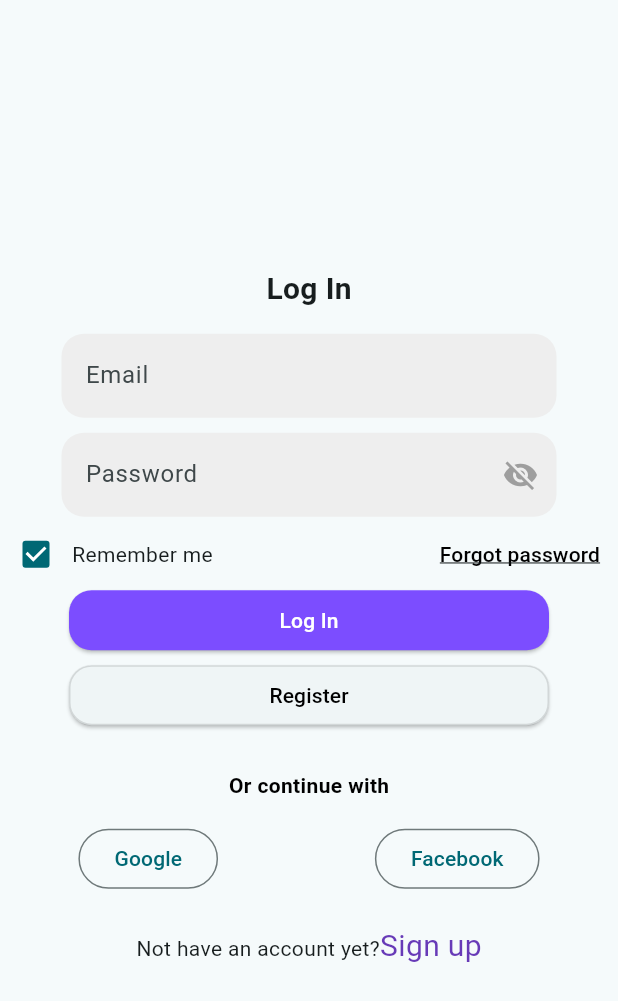
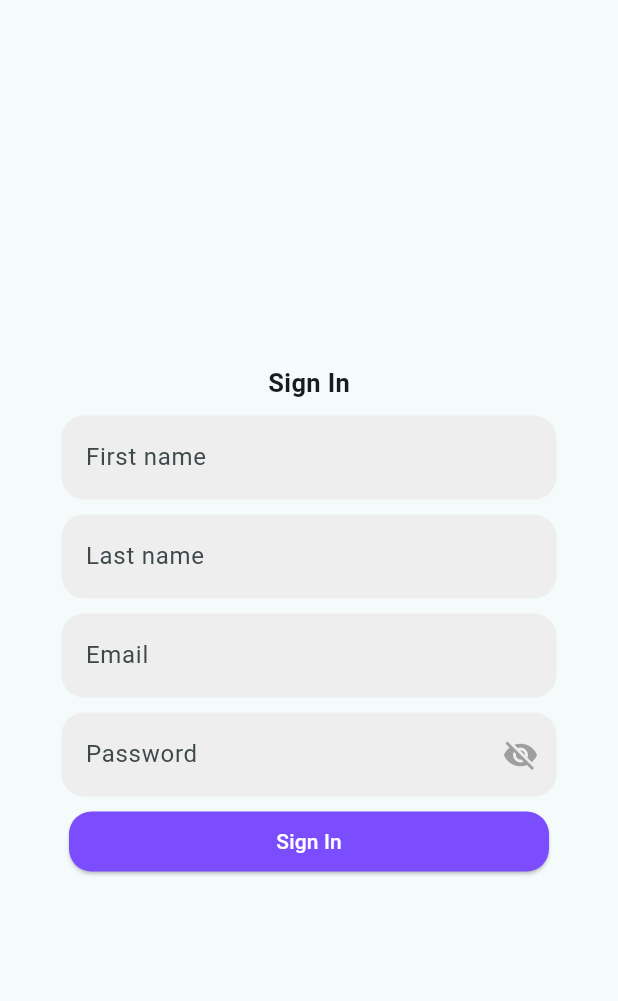
Before and after one commit to Maha6468/project_1, a Flutter app: the screen it shows after launch, on a phone screen of 412 x 824 dp. Shown: the top 1001 px of the screen. Run offline on Flutter 3.47's test engine with Material 3 defaults, Android fonts, the phone set to English and light mode, and no system bars.

Commit message:
last update

```diff
--- a/lib/custom_widgets/login_pages_widget/textformfield.dart
+++ /dev/null
@@ -1,111 +0,0 @@
-import 'package:flutter/gestures.dart';
-import 'package:flutter/material.dart';
-import 'package:project_1/Cus_Wid_For_All/text_F_Field.dart';
-import 'package:project_1/Cus_Wid_For_All/text_F_Field_with_Icon.dart';
-
-import '../../Cus_Wid_For_All/button.dart';
-
-class MyTextFormField extends StatefulWidget {
-
-
-  const MyTextFormField({super.key});
-
-  @override
-  State<MyTextFormField> createState() => _MyTextFormFieldState();
-}
-
-class _MyTextFormFieldState extends State<MyTextFormField> {
-  @override
-  Widget build(BuildContext context) {
-    return Column(
-      children: [
-        Text_Form_Field(label: "Email",filled: true,fillColor: Colors.grey[200],),
-        SizedBox(height: 10,),
-        Text_F_Field_With_Icon(label1: "Password",filled: true,fillColor: Colors.grey[200],),
-        SizedBox(height: 1,),
-
-
-        Row(
-          mainAxisAlignment: MainAxisAlignment.spaceBetween,
-          children: [
-            Row(
-              children: [
-                Checkbox(
-                    value: true,
-                    onChanged: (value){
-
-                    }),
-                Text("Remember me"),
-              ],
-            ),
-           TextButton(onPressed: (){
-
-           }, child: Text(
-             "Forgot password",
-             style: TextStyle(
-                 color: Colors.black,
-                 decoration: TextDecoration.underline
-             ),
-           ))
-
-          ],
-
-        ),
-
-        Elevate_Button(text: "Log In",),
-        SizedBox(height: 10,),
-        SizedBox(
-          width: 320,height: 40,
-          child: ElevatedButton(
-              style: ElevatedButton.styleFrom(
-                  shape:RoundedRectangleBorder(
-                      borderRadius: BorderRadius.circular(15)
-                  ),
-                side: BorderSide(color: Colors.black12)
-              ),
-              onPressed: (){
-
-              }, child:Text("Register",style: TextStyle(color: Colors.black),)),
-        ),
-
-        SizedBox(height: 30,),
-        Text("Or continue with",style: TextStyle(
-            color: Colors.black,
-            fontWeight: FontWeight.bold),),
-
-        SizedBox(height: 15,),
-         Row(
-           mainAxisAlignment: MainAxisAlignment.spaceAround,
-           children: [
-             OutlinedButton(onPressed: (){
-
-             }, child: Text("Google")),
-
-             OutlinedButton(onPressed: (){
-
-             }, child: Text("Facebook")),
-           ],
-         ),
-        SizedBox(height: 20,),
-        Text.rich(
-          TextSpan(
-            text:"Not have an account yet?",
-            children: [
-              TextSpan(
-                text: "Sign up",style: TextStyle(color: Colors.deepPurple,fontSize:20 ),
-                recognizer: TapGestureRecognizer()
-                  ..onTap=(){
-                    ScaffoldMessenger.of(context).showSnackBar(
-                      const SnackBar(content: Text("Sign Up clicked!")),
-                    );
-                  }
-              )
-            ]
-
-          )
-        )
-
-      ],
-    );
-  }
-}
--- a/lib/main.dart
+++ b/lib/main.dart
@@ -1,5 +1,6 @@
 import 'package:flutter/material.dart';
 import 'package:project_1/screen_page/login_In.dart';
+import 'package:project_1/screen_page/sign_In.dart';
 
 void main() {
   runApp(const MyApp());
@@ -16,7 +17,7 @@ class MyApp extends StatelessWidget {
       theme: ThemeData(
         colorScheme: ColorScheme.fromSeed(seedColor: Colors.white),
       ),
-      home:LoginIn(),
+      home:Sign_In(),
     );
   }
 }
--- /dev/null
+++ b/lib/screen_page/sign_In.dart
@@ -0,0 +1,40 @@
+import 'package:flutter/material.dart';
+
+import '../Cus_Wid_For_All/button.dart';
+import '../Cus_Wid_For_All/text_F_Field.dart';
+import '../Cus_Wid_For_All/text_F_Field_with_Icon.dart';
+
+class Sign_In extends StatefulWidget {
+  const Sign_In({super.key});
+
+  @override
+  State<Sign_In> createState() => _Sign_InState();
+}
+
+class _Sign_InState extends State<Sign_In> {
+  @override
+  Widget build(BuildContext context) {
+    return Scaffold(
+      body: Center(
+        child: SingleChildScrollView(
+          child: Column(
+            mainAxisAlignment: MainAxisAlignment.center,
+            children: [
+              Center(child: Text("Sign In",style: TextStyle(fontWeight: FontWeight.bold,fontSize: 17),)),
+              SizedBox(height: 10,),
+              Text_Form_Field(label: 'First name', filled: true,fillColor: Colors.grey[200],),
+              SizedBox(height: 10,),
+              Text_Form_Field(label: 'Last name', filled: true,fillColor: Colors.grey[200],),
+              SizedBox(height: 10,),
+              Text_Form_Field(label: 'Email', filled: true,fillColor: Colors.grey[200],),
+              SizedBox(height: 10,),
+              Text_F_Field_With_Icon(label1: 'Password', filled: true,fillColor: Colors.grey[200],),
+              SizedBox(height: 10,),
+              Elevate_Button(text: 'Sign In',)
+            ],
+          ),
+        ),
+      ),
+    );
+  }
+}
```
Also changed, not shown: lib/screen_page/login_In.dart (+98 -8 lines).
